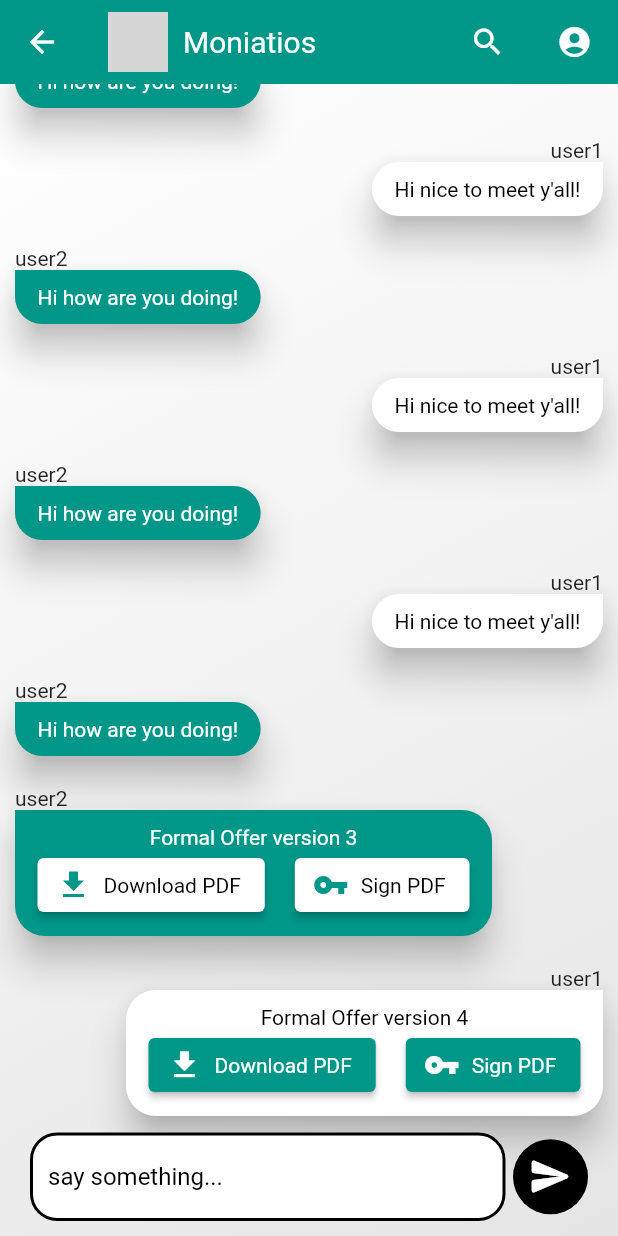
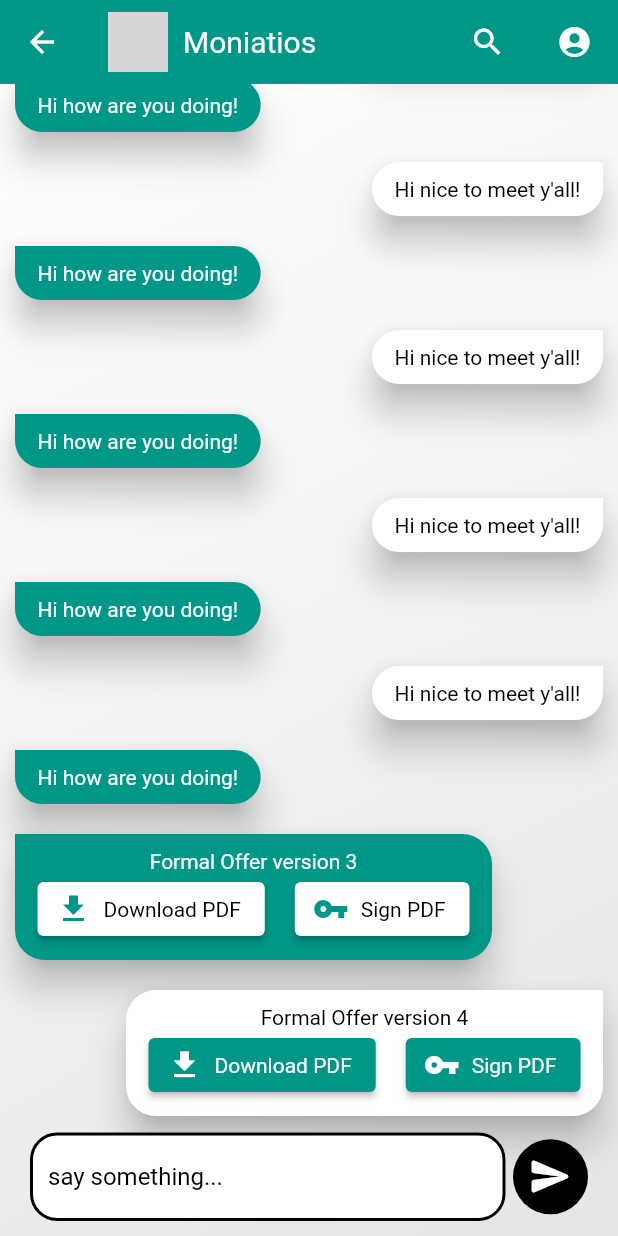
Before and after one commit to commed-it/mobile-app, a Flutter app: the ConversationScreen screen opened directly, on a phone screen of 412 x 824 dp. Run offline on Flutter 3.47's test engine with Material 2 defaults, Android fonts, the phone set to English and light mode, and no system bars; our stand-ins replace carousel_slider, flutter_redux, redux, simple_animations; generated files the repository leaves out were written again; network calls fail; grey boxes are pictures that could not be loaded.

Commit message:
message text user and profile button

```diff
--- a/lib/chat/conversation/conversation_view.dart
+++ b/lib/chat/conversation/conversation_view.dart
@@ -3,6 +3,7 @@ import 'package:flutter/rendering.dart';
 import 'package:flutter/services.dart';
 import 'package:flutter_app/chat/message/conversation.dart';
 import 'package:flutter_app/chat/message/sender.dart';
+import 'package:flutter_app/enterprise/store/actions.dart';
 import 'package:flutter_app/store/actions.dart';
 import 'package:flutter_app/store/store.dart';
 import 'package:flutter_app/store/theme.dart';
@@ -12,12 +13,14 @@ import 'model.dart';
 
 class ConversationScreen extends StatelessWidget {
   final List<CommedMessage> messages;
+  final int conversationId;
   final String urlImage;
   final String enterprise;
 
   const ConversationScreen(
       {Key? key,
       required this.messages,
+      required this.conversationId,
       required this.urlImage,
       required this.enterprise})
       : super(key: key);
@@ -75,13 +78,21 @@ class ConversationScreen extends StatelessWidget {
   Row buildLogoAndEnterprise(CommedTheme theme) {
     return Row(
       children: [
-          CircleAvatar(
+        StoreConnector<AppState, VoidCallback>(
+          converter: (sto) => () => sto.dispatch(ChangeEnterpriseDetail(conversationId)),
+          builder: (con, callback) => InkWell(
+            child: CircleAvatar(
               radius: 20,
               backgroundImage: NetworkImage(
                 urlImage,
               ),
             ),
-          const SizedBox(width: 10,),
+            onTap: callback,
+          ),
+        ),
+        const SizedBox(
+          width: 10,
+        ),
         Text(
           enterprise,
           style: TextStyle(color: theme.primary.textColor),
@@ -121,7 +132,6 @@ class ConversationScreen extends StatelessWidget {
   }
 }
 
-
 class MockConversation extends StatelessWidget {
   const MockConversation({
     Key? key,
@@ -130,15 +140,16 @@ class MockConversation extends StatelessWidget {
   @override
   Widget build(BuildContext context) {
     return ConversationScreen(
+      conversationId: 1,
       messages: List.filled(120, [
-        const MessageModel(false, "user1", "Hi nice to meet y'all!"),
-        const MessageModel(true, "user2", "Hi how are you doing!")
+        const MessageModel(false, "Hi nice to meet y'all!"),
+        const MessageModel(true, "Hi how are you doing!")
       ]).fold([], (xs, x) {
         xs.addAll(x);
         return xs;
       })
-        ..add(FormalOfferMessage(true, "user2", 3))
-        ..add(FormalOfferMessage(false, "user1", 4)),
+        ..add(FormalOfferMessage(true, 3))
+        ..add(FormalOfferMessage(false, 4)),
       enterprise: "Moniatios",
       urlImage: "https://images.dog.ceo/breeds/pug/n02110958_14996.jpg",
     );
--- a/lib/chat/conversation/model.dart
+++ b/lib/chat/conversation/model.dart
@@ -7,9 +7,8 @@ import 'package:flutter_redux/flutter_redux.dart';
 
 class CommedMessage {
   final bool isOther;
-  final String username;
 
-  CommedMessage(this.isOther, this.username);
+  CommedMessage(this.isOther);
 
   Widget buildWidget() {
     return const Text("You shouldn't see this");
@@ -19,10 +18,9 @@ class CommedMessage {
 @immutable
 class MessageModel implements CommedMessage {
   final bool isOther;
-  final String username;
   final String message;
 
-  const MessageModel(this.isOther, this.username, this.message);
+  const MessageModel(this.isOther, this.message);
 
   @override
   Widget buildWidget() {
@@ -41,10 +39,9 @@ class MessageModel implements CommedMessage {
 @immutable
 class FormalOfferMessage implements CommedMessage {
   final bool isOther;
-  final String username;
   final int version;
 
-  FormalOfferMessage(this.isOther, this.username, this.version);
+  FormalOfferMessage(this.isOther, this.version);
 
   @override
   Widget buildWidget() {
--- a/lib/chat/message/message.dart
+++ b/lib/chat/message/message.dart
@@ -23,10 +23,6 @@ class MessageWidget extends StatelessWidget {
               ? CrossAxisAlignment.start
               : CrossAxisAlignment.end,
           children: [
-            Text(
-              message.username,
-              style: TextStyle(fontSize: 14),
-            ),
             Material(
               elevation: 10,
               borderRadius: message.isOther
--- a/lib/formaloffer/formaloffer_view.dart
+++ b/lib/formaloffer/formaloffer_view.dart
@@ -64,8 +64,8 @@ class FormalOffersView extends StatelessWidget {
                                         ratio: 0.8,
                                         image: NetworkImage(
                                             formalOffer.enterprise.urlLogo),
-                                        title: formalOffer.enterprise.name,
-                                        subtitle: formalOffer.productContent,
+                                        title:  formalOffer.productContent,
+                                        subtitle: formalOffer.enterprise.name,
                                         onPressed: callback,
                                         onPressedLogo: callbackLogo,
                                         secondWidget: Column(
```
Lines whose indentation alone changed are shown as unchanged.
